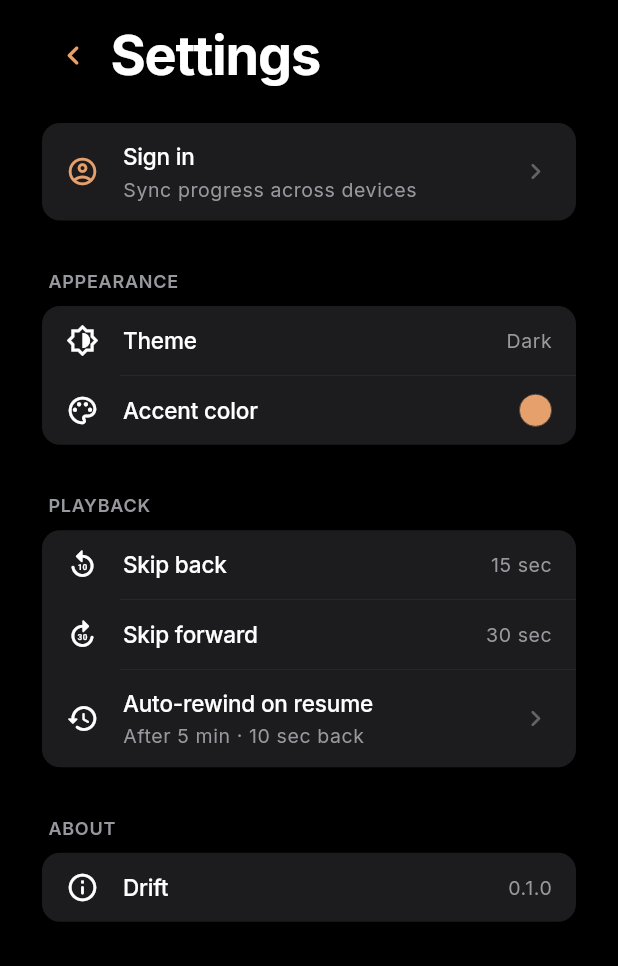
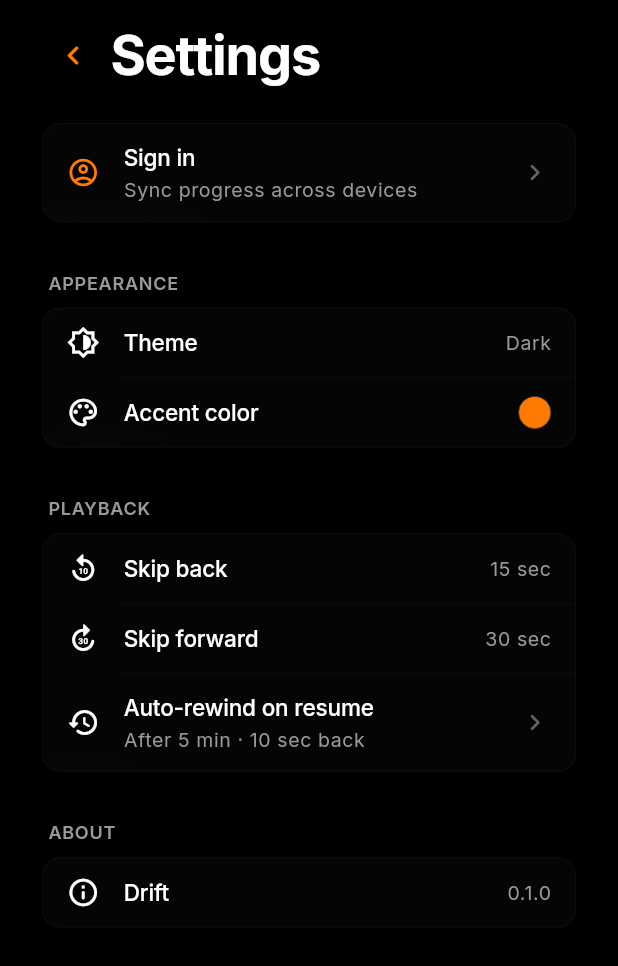
Before and after one commit to termza/drift, a Flutter app: the SettingsScreen screen opened directly, on a phone screen of 412 x 824 dp. Shown: the top 966 px of the screen. Run offline on Flutter 3.47's test engine with Material 3 defaults, Android fonts, the phone set to English and light mode, and no system bars; our stand-ins replace file_picker, flutter_riverpod, google_fonts, just_audio, just_audio_background, palette_generator and 5 more; missing offline and left inert: audio_metadata_reader, just_audio_media_kit, window_manager; accounts and stored records are empty.

Commit message:
Glass UI refactor + Kinetic Amber default + per-item sync timeline
Theme:
- Kinetic Amber (#FF7A00) added to accent presets, set as default; existing
  copper users retain their choice
- New GlassPanel widget — `bg-white/[0.02]` + `backdrop-blur-xl` +
  `border-white/[0.06]`, used for static surfaces only (sidebar, settings
  groups, Continue card) to avoid backdrop-blur cost on scrolling lists

Track UI:
- TrackTile shows full metadata line (artist · album · duration) and a
  per-item sync timeline bar (solid amber when synced, dashed when
  cloud-only, animated sweep while uploading or downloading)
- TrackSyncService is now a ChangeNotifier so the sync bar updates live
  without needing a libraryProvider invalidation
- filename_cleaner.dart — heuristics to derive title/artist/album from
  common patterns ("Author - Title", "01 - Title", "[bracket] Title", etc.)
  when embedded metadata is missing

Layout:
- Player caps content width at 540px and centers — widescreen Windows no
  longer stretches Now Playing across 1100px+
- Library grid allows up to 10 columns on ultrawide displays

Co-Authored-By: Claude Opus 4.7 (1M context) <noreply@anthropic.com>

```diff
--- a/lib/models/appearance_prefs.dart
+++ b/lib/models/appearance_prefs.dart
@@ -11,7 +11,9 @@ class AppearancePrefs {
 
   const AppearancePrefs({
     this.themeMode = ThemeMode.dark,
-    this.accentKey = 'copper',
+    // Kinetic Amber — Drift's signature look. Existing installs keep
+    // whatever they had stored.
+    this.accentKey = 'kinetic',
     this.libraryViewMode = LibraryViewMode.list,
   });
 
@@ -37,7 +39,7 @@ class AppearancePrefs {
           (m) => m.name == j['themeMode'],
           orElse: () => ThemeMode.dark,
         ),
-        accentKey: j['accentKey'] as String? ?? 'copper',
+        accentKey: j['accentKey'] as String? ?? 'kinetic',
         libraryViewMode: LibraryViewMode.values.firstWhere(
           (m) => m.name == j['libraryViewMode'],
           orElse: () => LibraryViewMode.list,
--- a/lib/screens/library_screen.dart
+++ b/lib/screens/library_screen.dart
@@ -362,9 +362,10 @@ class _LibraryScreenState extends ConsumerState<LibraryScreen> {
           ),
           sliver: SliverLayoutBuilder(
             builder: (context, constraints) {
-              // Aim for ~160px tiles, snapping to whole columns.
+              // Aim for ~170px tiles, snapping to whole columns. Allow up to
+              // 10 cols so widescreen Windows / external monitors fill nicely.
               final cols =
-                  (constraints.crossAxisExtent / 170).floor().clamp(2, 8);
+                  (constraints.crossAxisExtent / 175).floor().clamp(2, 10);
               return SliverGrid(
                 gridDelegate: SliverGridDelegateWithFixedCrossAxisCount(
                   crossAxisCount: cols,
--- a/lib/screens/settings_screen.dart
+++ b/lib/screens/settings_screen.dart
@@ -7,6 +7,7 @@ import '../state/providers.dart';
 import '../theme/accent_palette.dart';
 import '../theme/app_colors.dart';
 import '../theme/app_spacing.dart';
+import '../widgets/glass_panel.dart';
 import 'sign_in_screen.dart';
 
 /// iOS-style grouped settings list. White cards on the neutral background,
@@ -561,12 +562,8 @@ class _Group extends StatelessWidget {
   Widget build(BuildContext context) {
     return Padding(
       padding: const EdgeInsets.symmetric(horizontal: Insets.gutter),
-      child: Container(
-        decoration: BoxDecoration(
-          color: AppColors.surface,
-          borderRadius: BorderRadius.circular(Radii.md),
-        ),
-        clipBehavior: Clip.antiAlias,
+      child: GlassPanel(
+        borderRadius: BorderRadius.circular(Radii.md),
         child: Column(
           children: [
             for (var i = 0; i < children.length; i++) ...[
@@ -576,7 +573,7 @@ class _Group extends StatelessWidget {
                   padding: const EdgeInsets.only(left: 52),
                   child: Divider(
                     height: 0.5,
-                    color: AppColors.borderSubtle,
+                    color: Colors.white.withValues(alpha: 0.04),
                   ),
                 ),
             ],
--- a/lib/state/providers.dart
+++ b/lib/state/providers.dart
@@ -79,7 +79,8 @@ final bookmarksForTrackProvider =
   return ref.watch(bookmarkServiceProvider).listForTrack(trackId);
 });
 
-final trackSyncServiceProvider = Provider<TrackSyncService>((ref) {
+final trackSyncServiceProvider =
+    ChangeNotifierProvider<TrackSyncService>((ref) {
   return TrackSyncService(
     ref.watch(databaseProvider),
     ref.watch(authRepositoryProvider),
--- a/lib/theme/accent_palette.dart
+++ b/lib/theme/accent_palette.dart
@@ -59,6 +59,9 @@ class AccentPreset {
 }
 
 const kAccentPresets = <AccentPreset>[
+  // Kinetic Amber — Drift's signature highlight. First in the list so it's the
+  // default for fresh installs, and the most prominent in the picker.
+  AccentPreset(key: 'kinetic', name: 'Kinetic Amber', color: Color(0xFFFF7A00)),
   AccentPreset(key: 'copper', name: 'Copper', color: Color(0xFFE5A06B)),
   AccentPreset(key: 'amber', name: 'Amber', color: Color(0xFFFFB454)),
   AccentPreset(key: 'coral', name: 'Coral', color: Color(0xFFFF7D61)),
--- /dev/null
+++ b/lib/widgets/glass_panel.dart
@@ -0,0 +1,77 @@
+import 'dart:ui';
+
+import 'package:flutter/material.dart';
+
+import '../theme/app_colors.dart';
+
+/// Frosted-glass container — `bg-white/[0.02]` + `backdrop-blur-xl` +
+/// hairline `border-white/[0.06]`, translated to Flutter.
+///
+/// Use this for **static** surfaces (sidebar, settings cards, the Continue
+/// card). **Do not** wrap each item in a long scrolling list — every visible
+/// glass panel re-runs the backdrop blur on every frame and tanks frame time.
+class GlassPanel extends StatelessWidget {
+  const GlassPanel({
+    super.key,
+    required this.child,
+    this.borderRadius,
+    this.padding,
+    this.tintAlpha = 0.02,
+    this.borderAlpha = 0.06,
+    this.blurSigma = 24,
+    this.borderWidth = 0.5,
+    this.fallbackColor,
+    this.enableBlur = true,
+  });
+
+  final Widget child;
+  final BorderRadius? borderRadius;
+  final EdgeInsetsGeometry? padding;
+  final double tintAlpha;
+  final double borderAlpha;
+  final double blurSigma;
+  final double borderWidth;
+
+  /// Solid color shown when `enableBlur == false` (cheaper fallback for
+  /// per-item rendering). Defaults to a low-alpha surface.
+  final Color? fallbackColor;
+
+  /// Set to false to skip the backdrop blur and render a flat tinted panel —
+  /// way cheaper for many simultaneous instances.
+  final bool enableBlur;
+
+  @override
+  Widget build(BuildContext context) {
+    final radius = borderRadius ?? BorderRadius.circular(16);
+    final isDark = AppColors.brightness == Brightness.dark;
+    final tint = (isDark ? Colors.white : Colors.black)
+        .withValues(alpha: tintAlpha);
+    final border = (isDark ? Colors.white : Colors.black)
+        .withValues(alpha: borderAlpha);
+
+    final inner = Container(
+      decoration: BoxDecoration(
+        color: enableBlur ? tint : (fallbackColor ?? AppColors.surface),
+        borderRadius: radius,
+        border: Border.all(color: border, width: borderWidth),
+      ),
+      padding: padding,
+      child: child,
+    );
+
+    if (!enableBlur) {
+      return ClipRRect(
+        borderRadius: radius,
+        child: inner,
+      );
+    }
+
+    return ClipRRect(
+      borderRadius: radius,
+      child: BackdropFilter(
+        filter: ImageFilter.blur(sigmaX: blurSigma, sigmaY: blurSigma),
+        child: inner,
+      ),
+    );
+  }
+}
```
Also changed, not shown: lib/screens/player_screen.dart (+16 -5 lines), lib/services/library_service.dart (+18 -2 lines), lib/services/track_sync_service.dart (+21 -1 lines), lib/utils/filename_cleaner.dart (added, +63 -0 lines), lib/widgets/continue_card.dart (+17 -19 lines), lib/widgets/sidebar.dart (+13 -5 lines), lib/widgets/track_sync_bar.dart (added, +245 -0 lines), lib/widgets/track_tile.dart (+42 -7 lines).
